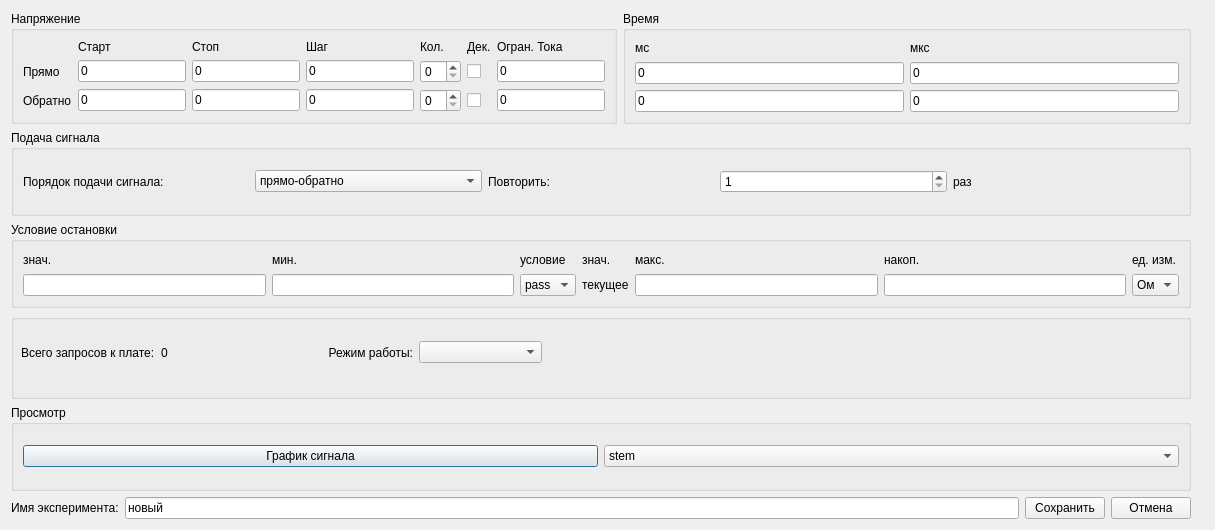
Old version of the form gui/uies/signal.ui in the repository neurocomputer/MemriBoard.
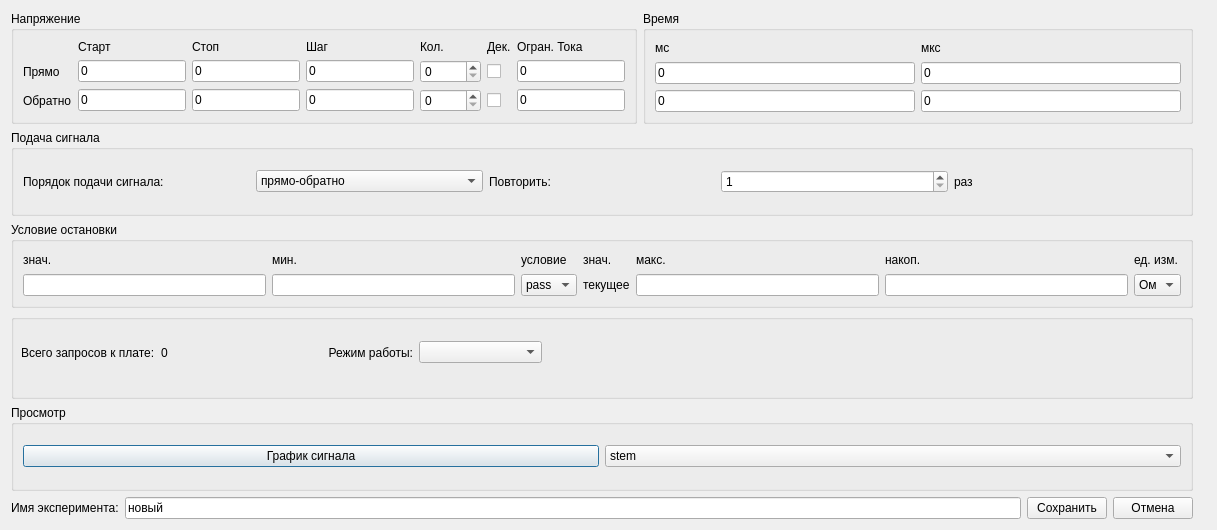
New version of the form. Icons and pictures are not drawn.

Commit message: Signal window: forward and backward counts maximum changed

```diff
--- a/gui/uies/signal.ui
+++ b/gui/uies/signal.ui
@@ -6,7 +6,7 @@
    <rect>
     <x>0</x>
     <y>0</y>
-    <width>1215</width>
+    <width>1217</width>
     <height>530</height>
    </rect>
   </property>
@@ -59,7 +59,11 @@
                  </widget>
                 </item>
                 <item row="3" column="4">
-                 <widget class="QSpinBox" name="backward_count"/>
+                 <widget class="QSpinBox" name="backward_count">
+                  <property name="maximum">
+                   <number>99999</number>
+                  </property>
+                 </widget>
                 </item>
                 <item row="3" column="3">
                  <widget class="QLineEdit" name="backward_step">
@@ -97,7 +101,11 @@
                  </widget>
                 </item>
                 <item row="2" column="4">
-                 <widget class="QSpinBox" name="forward_count"/>
+                 <widget class="QSpinBox" name="forward_count">
+                  <property name="maximum">
+                   <number>99999</number>
+                  </property>
+                 </widget>
                 </item>
                 <item row="3" column="2">
                  <widget class="QLineEdit" name="backward_stop">
@@ -425,7 +433,7 @@
            <property name="title">
             <string/>
            </property>
-           <widget class="QWidget" name="">
+           <widget class="QWidget" name="layoutWidget">
             <property name="geometry">
              <rect>
               <x>10</x>
```
